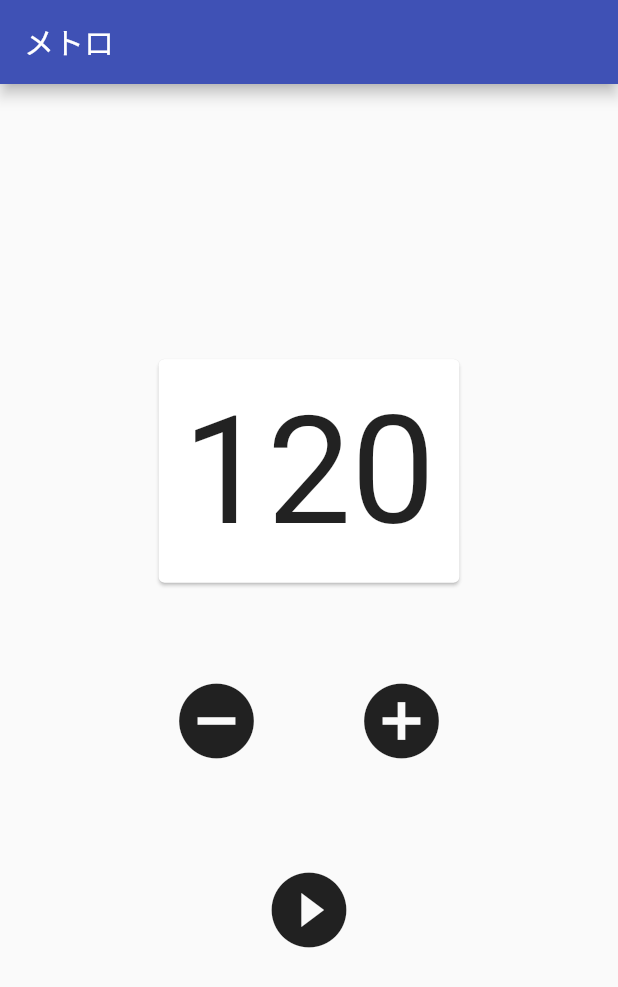
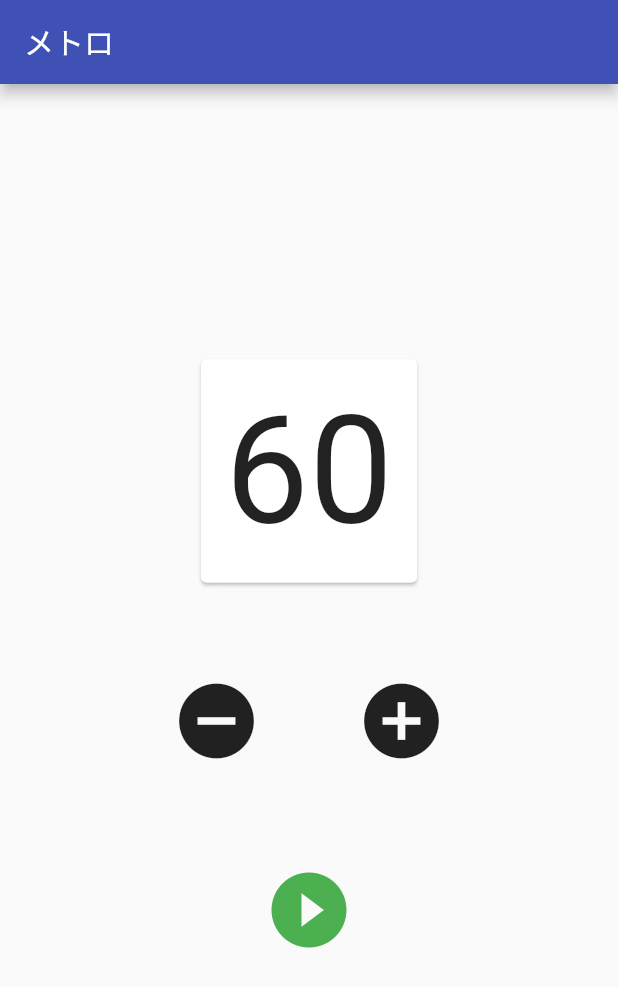
Before and after one commit to MilosNaniwa/chika_metronome, a Flutter app: the screen it shows after launch, on a phone screen of 412 x 824 dp. Shown: the top 987 px of the screen. Run offline on Flutter 3.47's test engine with Material 2 defaults, Android fonts, the phone set to English and light mode, and no system bars; our stand-ins replace bloc, equatable, flutter_bloc; missing offline and left inert: soundpool.

Commit message:
速度変更ロジックを実装

```diff
--- a/lib/screen/metronome/metronome_screen.dart
+++ b/lib/screen/metronome/metronome_screen.dart
@@ -1,4 +1,5 @@
 export 'metronome_screen_bloc.dart';
+export 'metronome_screen_const.dart';
 export 'metronome_screen_event.dart';
 export 'metronome_screen_page.dart';
 export 'metronome_screen_state.dart';
--- a/lib/screen/metronome/metronome_screen_bloc.dart
+++ b/lib/screen/metronome/metronome_screen_bloc.dart
@@ -46,7 +46,9 @@ class MetronomeScreenBloc
 
     // BPM変更要求
     else if (event is OnRequestChangingBpmEvent) {
-      yield BpmChangingState();
+      yield BpmChangingState(
+        changeMode: event.changeMode,
+      );
     }
 
     // BPM変更完了
--- /dev/null
+++ b/lib/screen/metronome/metronome_screen_const.dart
@@ -0,0 +1,5 @@
+class MetronomeScreenConst {
+  static const plus = "plus";
+  static const minus = "minus";
+  static const specify = "specify";
+}
--- a/lib/screen/metronome/metronome_screen_event.dart
+++ b/lib/screen/metronome/metronome_screen_event.dart
@@ -1,4 +1,5 @@
 import 'package:equatable/equatable.dart';
+import 'package:flutter/foundation.dart';
 
 class MetronomeScreenEvent extends Equatable {
   @override
@@ -36,6 +37,12 @@ class OnCompletePausingEvent extends MetronomeScreenEvent {
 }
 
 class OnRequestChangingBpmEvent extends MetronomeScreenEvent {
+  final changeMode;
+
+  OnRequestChangingBpmEvent({
+    @required this.changeMode,
+  });
+
   @override
   String toString() => 'BPM変更要求';
 }
--- a/lib/screen/metronome/metronome_screen_page.dart
+++ b/lib/screen/metronome/metronome_screen_page.dart
@@ -30,7 +30,7 @@ class _MetronomeScreenPageState extends State<MetronomeScreenPage> {
   void initState() {
     super.initState();
 
-    _bpm = 120;
+    _bpm = 60;
 
     _soundPool = Soundpool(
       streamType: StreamType.notification,
@@ -104,7 +104,7 @@ class _MetronomeScreenPageState extends State<MetronomeScreenPage> {
         else if (state is PauseOperatingState) {
           _isEnabledPlaybackMode = false;
 
-          _metronomeSubscription.pause();
+          _metronomeSubscription?.cancel();
 
           _bloc.add(
             OnCompletePausingEvent(),
@@ -120,7 +120,11 @@ class _MetronomeScreenPageState extends State<MetronomeScreenPage> {
 
         // BPM変更中
         else if (state is BpmChangingState) {
-          _bpm++;
+          if (state.changeMode == MetronomeScreenConst.plus) {
+            _bpm++;
+          } else if (state.changeMode == MetronomeScreenConst.minus) {
+            _bpm--;
+          }
 
           _bloc.add(
             OnCompleteChangingBpmEvent(),
@@ -179,7 +183,9 @@ class _MetronomeScreenPageState extends State<MetronomeScreenPage> {
                             Icons.remove_circle,
                           ),
                           onPressed: () => _bloc.add(
-                            OnRequestChangingBpmEvent(),
+                            OnRequestChangingBpmEvent(
+                              changeMode: MetronomeScreenConst.minus,
+                            ),
                           ),
                           iconSize: 60.0,
                         ),
@@ -188,7 +194,9 @@ class _MetronomeScreenPageState extends State<MetronomeScreenPage> {
                             Icons.add_circle,
                           ),
                           onPressed: () => _bloc.add(
-                            OnRequestChangingBpmEvent(),
+                            OnRequestChangingBpmEvent(
+                              changeMode: MetronomeScreenConst.plus,
+                            ),
                           ),
                           iconSize: 60.0,
                         ),
@@ -215,6 +223,7 @@ class _MetronomeScreenPageState extends State<MetronomeScreenPage> {
                         Icons.pause_circle_filled,
                       ),
                       iconSize: 60.0,
+                      color: Colors.red,
                     )
                   : IconButton(
                       onPressed: () {
@@ -226,6 +235,7 @@ class _MetronomeScreenPageState extends State<MetronomeScreenPage> {
                         Icons.play_circle_filled,
                       ),
                       iconSize: 60.0,
+                      color: Colors.green,
                     ),
             ],
           ),
--- a/lib/screen/metronome/metronome_screen_state.dart
+++ b/lib/screen/metronome/metronome_screen_state.dart
@@ -1,4 +1,5 @@
 import 'package:equatable/equatable.dart';
+import 'package:flutter/foundation.dart';
 
 class MetronomeScreenState extends Equatable {
   @override
@@ -46,6 +47,12 @@ class PauseOperatedState extends MetronomeScreenState {
 }
 
 class BpmChangingState extends MetronomeScreenState {
+  final changeMode;
+
+  BpmChangingState({
+    @required this.changeMode,
+  });
+
   @override
   String toString() => 'BPM変更中';
 }
```
